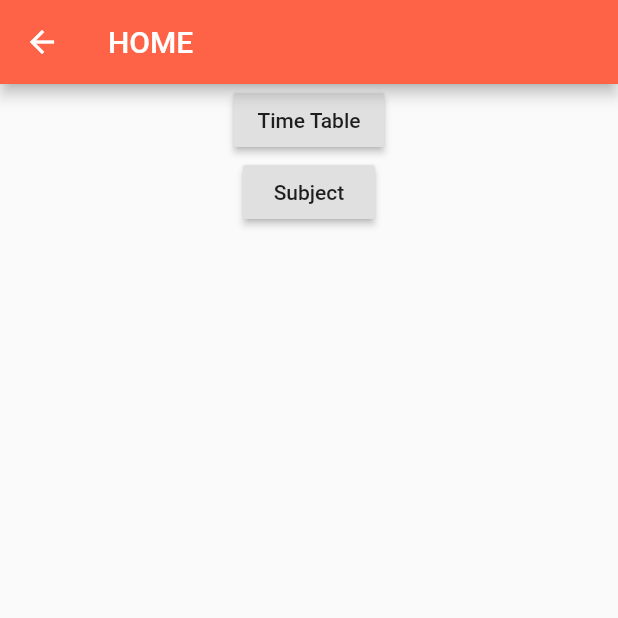
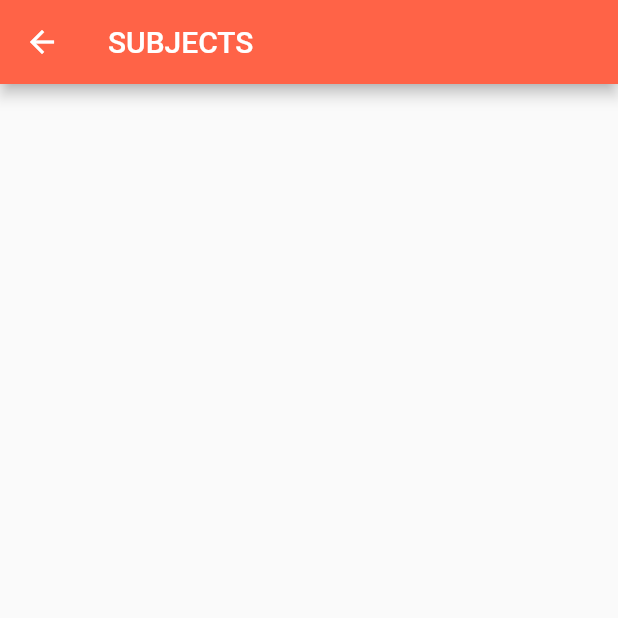
Before and after one commit to nithishpranav/timetable, a Flutter app: the Choice screen opened directly, after a tap on "Time Table", after a tap on the "arrow back" icon, after a tap on "Subject", on a phone screen of 412 x 824 dp, the top half of it. Run offline on Flutter 3.47's test engine with Material 2 defaults, Android fonts, the phone set to English and light mode, and no system bars; our stand-ins replace cloud_firestore; accounts and stored records are empty.

Commit message:
np reademe

```diff
--- a/lib/choice.dart
+++ b/lib/choice.dart
@@ -1,5 +1,6 @@
 import 'package:flutter/material.dart';
 import 'main.dart';
+import 'subjects.dart';
 
 class Choice extends StatelessWidget {
   @override
@@ -19,29 +20,51 @@ class Choice extends StatelessWidget {
 
       ),
       // body is the majority of the screen.
-      body: new Container(
+      body:
+
+
+      new Container(
+        //width: 100,
+        //height: 100,
+       // margin: EdgeInsets.all(24),
+       // padding: EdgeInsets.only(top: 24),
+        alignment: Alignment.center,
       child: Center(
         child: Column(
             //mainAxisAlignment: MainAxisAlignment.spaceEvenly,
             children: <Widget>[
               Center(
-                child: RaisedButton(
+                child: Padding(
+                  padding: const EdgeInsets.all(8.0),
+
+                  child: RaisedButton(
                   child: Text("Time Table"),
                   onPressed:  () {
-
                     Navigator.pushReplacement(
                       context,
                       MaterialPageRoute(builder: (context) => MyHomePage()),
                     );
                     //
+
                   },
                 ),
+      ),
               ),
               Center(
+                child: Padding(
+                  padding: const EdgeInsets.all(8.0),
                 child: RaisedButton(
                   child: Text("Subject"),
-                  onPressed: () => null,
+                  onPressed: () {
+                Navigator.pushReplacement(
+                context,
+                MaterialPageRoute(builder: (context) => Sub()),
+                );
+                //
+
+                },
                 ),
+    ),
               )
             ]
         ),
--- /dev/null
+++ b/lib/subjects.dart
@@ -0,0 +1,60 @@
+import 'package:cloud_firestore/cloud_firestore.dart';
+import 'package:flutter/material.dart';
+import 'package:time_table/login.dart';
+import 'choice.dart';
+
+class Sub extends StatelessWidget {
+  @override
+  Widget build(BuildContext context) {
+    return new Scaffold(
+      appBar: new AppBar(
+        backgroundColor: const Color(0xFFff6347),
+        leading: new IconButton(
+          icon: new Icon(
+            Icons.arrow_back,
+            color: Colors.white,
+          ),
+          tooltip: 'Navigation menu',
+          onPressed: () {
+            Navigator.pushReplacement(
+              context,
+              MaterialPageRoute(builder: (context) => Choice()),
+            );
+          },
+        ),
+        title: new Text('SUBJECTS'),
+      ),
+    );
+    /*Center(
+          //margin: const EdgeInsets.only(top: 26.0),
+          child: new RaisedButton(
+            onPressed: () {
+              Navigator.pushReplacement(
+                context,
+                MaterialPageRoute(builder: (context) => MyHomePage()),
+              );
+            },
+            child: new Text(
+              'Time Table',
+              style: new TextStyle(color: const Color(0xFFff6347)),
+            ),
+          )),*/
+  }
+}
+/*class Record {
+  final String name;
+  final int time;
+  final DocumentReference reference;
+
+  Record.fromMap(Map<String, dynamic> map, {this.reference})
+      : assert(map['name'] != null),
+        assert(map['time'] != null),
+        name = map['name'],
+        time = map['time'];
+
+  Record.fromSnapshot(DocumentSnapshot snapshot)
+      : this.fromMap(snapshot.data, reference: snapshot.reference);
+
+  @override
+  String toString() => "Record<$name:$time>";
+}*/
```
Also changed, not shown: 1 other file.
